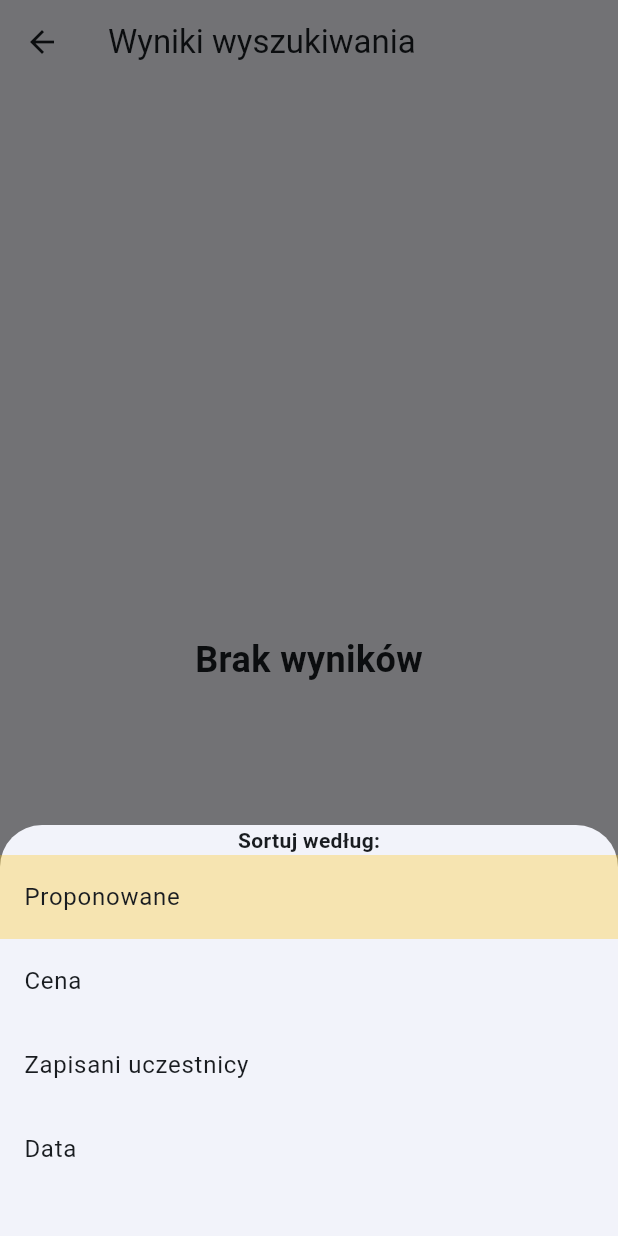
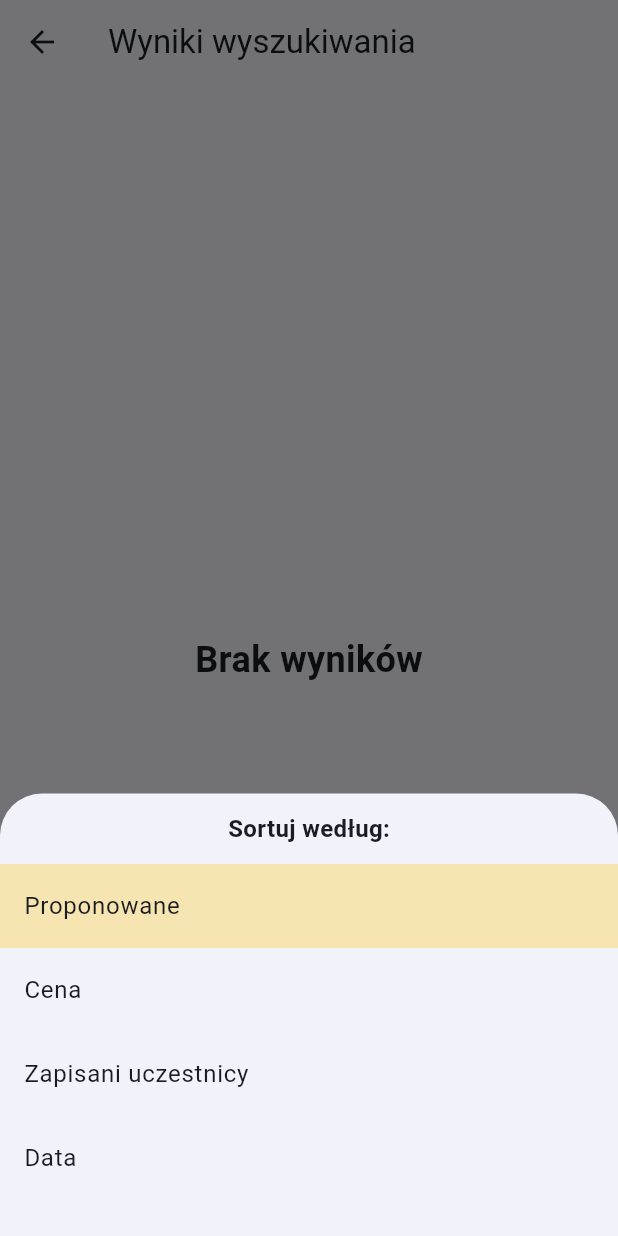
Before and after one commit to flasik1337/HiveIPZ, a Flutter app: the FilteredListPage screen opened directly with empty values, after a tap on the "import export" icon, on a phone screen of 412 x 824 dp. Run offline on Flutter 3.47's test engine with Material 3 defaults, Android fonts, the phone set to English and light mode, and no system bars; our stand-ins replace flutter_svg, google_sign_in, image_picker, shared_preferences; missing offline and left inert: add_2_calendar, biometric_login, flutter_facebook_auth; accounts and stored records are empty.

```diff
--- a/aplikacja/lib/pages/filtered_list_page.dart
+++ b/aplikacja/lib/pages/filtered_list_page.dart
@@ -3,6 +3,7 @@ import 'package:Hive/services/event_sorter_service.dart';
 import 'package:flutter/material.dart';
 import '../models/event.dart';
 import '../widgets/event_list_tile.dart';
+import '../widgets/sorting_modal_bottom_sheet.dart';
 
 class FilteredListPage extends StatefulWidget {
   final List<Event> filteredEvents;
@@ -53,19 +54,22 @@ class _FilteredListPageState extends State<FilteredListPage> {
             ),
       floatingActionButton: FloatingActionButton(
         onPressed: () {
-          EventSorterService.showSortingModalBottomSheet(
+          showModalBottomSheet(
             context: context,
+            builder: (_) => SortingModalBottomSheet(
               events: widget.filteredEvents,
-            refresh: () => setState(() {}),
               selectedSortingType: selectedSortingType,
               sortingAscending: sortingAscending,
-            onSortingChanged: (type, ascending) {
+              onSortingChanged: (type, asc) {
                 setState(() {
                   selectedSortingType = type;
-                sortingAscending = ascending;
+                  sortingAscending = asc;
                 });
               },
+              refresh: () => setState(() {}), // lub _fetchAllEvents, jeśli potrzebujesz odświeżenia z bazy
+            ),
           );
+
         },
         child: const Icon(Icons.import_export),
         backgroundColor: Colors.amber,
--- a/aplikacja/lib/pages/profile_page.dart
+++ b/aplikacja/lib/pages/profile_page.dart
@@ -425,8 +425,9 @@ class _ProfilePageState extends State<ProfilePage> with SingleTickerProviderStat
                   children: [
                     TabBar(
                       controller: _tabController,
-                      labelColor: Colors.orange,
+                      labelColor: Colors.white,
                       unselectedLabelColor: Colors.white,
+                      indicatorColor: Colors.white,
                       tabs: const [
                         Tab(text: 'Administrowane'),
                         Tab(text: 'Zapisane'),
--- a/aplikacja/lib/services/event_sorter_service.dart
+++ b/aplikacja/lib/services/event_sorter_service.dart
@@ -23,108 +23,4 @@ class EventSorterService {
     events
         .sort((a, b) => a.recommendationScore.compareTo(b.recommendationScore));
   }
-
-  static void showSortingModalBottomSheet({
-    required BuildContext context,
-    required List<Event> events,
-    required void Function() refresh,
-    required int selectedSortingType,
-    required bool sortingAscending,
-    required void Function(int newType, bool newAscending) onSortingChanged,
-  }) {
-    showModalBottomSheet(
-      context: context,
-      builder: (context) {
-        return StatefulBuilder(
-          builder: (context, setModalState) {
-            return Container(
-              padding: const EdgeInsets.fromLTRB(0, 0, 0, 30),
-              child: Column(
-                mainAxisSize: MainAxisSize.min,
-                children: [
-                  const Text(
-                    'Sortuj według:',
-                    style: TextStyle(fontWeight: FontWeight.bold),
-                  ),
-                  ListTile(
-                    title: const Text('Proponowane'),
-                    tileColor: selectedSortingType == 0
-                        ? Colors.amber.withOpacity(0.3)
-                        : null,
-                    onTap: () {
-                      setModalState(() {
-                        onSortingChanged(0, true);
-                      });
-                      sortByRecommendations(events);
-                      refresh();
-                    },
-                  ),
-                  ListTile(
-                    title: const Text('Cena'),
-                    tileColor: selectedSortingType == 1
-                        ? Colors.amber.withOpacity(0.3)
-                        : null,
-                    trailing: selectedSortingType == 1
-                        ? Icon(sortingAscending
-                            ? Icons.arrow_drop_up
-                            : Icons.arrow_drop_down)
-                        : null,
-                    onTap: () {
-                      final newAscending =
-                          selectedSortingType == 1 ? !sortingAscending : false;
-                      setModalState(() {
-                        onSortingChanged(1, newAscending);
-                      });
-                      sortByPrice(events, newAscending);
-                      refresh();
-                    },
-                  ),
-                  ListTile(
-                    title: const Text('Zapisani uczestnicy'),
-                    tileColor: selectedSortingType == 2
-                        ? Colors.amber.withOpacity(0.3)
-                        : null,
-                    trailing: selectedSortingType == 2
-                        ? Icon(sortingAscending
-                            ? Icons.arrow_drop_up
-                            : Icons.arrow_drop_down)
-                        : null,
-                    onTap: () {
-                      final newAscending =
-                          selectedSortingType == 2 ? !sortingAscending : false;
-                      setModalState(() {
-                        onSortingChanged(2, newAscending);
-                      });
-                      sortByParticipants(events, newAscending);
-                      refresh();
-                    },
-                  ),
-                  ListTile(
-                    title: const Text('Data'),
-                    tileColor: selectedSortingType == 3
-                        ? Colors.amber.withOpacity(0.3)
-                        : null,
-                    trailing: selectedSortingType == 3
-                        ? Icon(sortingAscending
-                            ? Icons.arrow_drop_up
-                            : Icons.arrow_drop_down)
-                        : null,
-                    onTap: () {
-                      final newAscending =
-                          selectedSortingType == 3 ? !sortingAscending : false;
-                      setModalState(() {
-                        onSortingChanged(3, newAscending);
-                      });
-                      sortByDate(events, newAscending);
-                      refresh();
-                    },
-                  ),
-                ],
-              ),
-            );
-          },
-        );
-      },
-    );
-  }
 }
--- /dev/null
+++ b/aplikacja/lib/widgets/sorting_modal_bottom_sheet.dart
@@ -0,0 +1,104 @@
+import 'package:flutter/material.dart';
+import '../models/event.dart';
+import '../services/event_sorter_service.dart';
+
+class SortingModalBottomSheet extends StatefulWidget {
+  final List<Event> events;
+  final int selectedSortingType;
+  final bool sortingAscending;
+  final void Function(int, bool) onSortingChanged;
+  final void Function() refresh;
+
+  const SortingModalBottomSheet({
+    super.key,
+    required this.events,
+    required this.selectedSortingType,
+    required this.sortingAscending,
+    required this.onSortingChanged,
+    required this.refresh,
+  });
+
+  @override
+  State<SortingModalBottomSheet> createState() =>
+      _SortingModalBottomSheetState();
+}
+
+class _SortingModalBottomSheetState extends State<SortingModalBottomSheet> {
+  late int selectedType;
+  late bool ascending;
+
+  @override
+  void initState() {
+    super.initState();
+    selectedType = widget.selectedSortingType;
+    ascending = widget.sortingAscending;
+  }
+
+  void _applySorting(int type) {
+    setState(() {
+      if (selectedType == type) {
+        ascending = !ascending;
+      } else {
+        ascending = false;
+        selectedType = type;
+      }
+    });
+
+    widget.onSortingChanged(selectedType, ascending);
+
+    switch (selectedType) {
+      case 0:
+        EventSorterService.sortByRecommendations(widget.events);
+        break;
+      case 1:
+        EventSorterService.sortByPrice(widget.events, ascending);
+        break;
+      case 2:
+        EventSorterService.sortByParticipants(widget.events, ascending);
+        break;
+      case 3:
+        EventSorterService.sortByDate(widget.events, ascending);
+        break;
+    }
+
+    widget.refresh();
+  }
+
+  Widget _buildTile(String label, int type) {
+    return ListTile(
+      title: Text(label),
+      tileColor: selectedType == type ? Colors.amber.withOpacity(0.3) : null,
+      trailing: selectedType == 0
+          ? null
+          : selectedType == type
+              ? Icon(ascending ? Icons.arrow_drop_up : Icons.arrow_drop_down)
+              : null,
+      onTap: () => _applySorting(type),
+    );
+  }
+
+  @override
+  Widget build(BuildContext context) {
+    return SafeArea(
+      child: Padding(
+        padding: const EdgeInsets.only(bottom: 24),
+        child: Column(
+          mainAxisSize: MainAxisSize.min,
+          children: [
+            const Padding(
+              padding: EdgeInsets.symmetric(vertical: 12),
+              child: Text(
+                'Sortuj według:',
+                style: TextStyle(fontSize: 16, fontWeight: FontWeight.bold),
+              ),
+            ),
+            _buildTile('Proponowane', 0),
+            _buildTile('Cena', 1),
+            _buildTile('Zapisani uczestnicy', 2),
+            _buildTile('Data', 3),
+          ],
+        ),
+      ),
+    );
+  }
+}
```
Also changed, not shown: aplikacja/lib/pages/home_page.dart (+9 -4 lines). Lines whose indentation alone changed are shown as unchanged.
